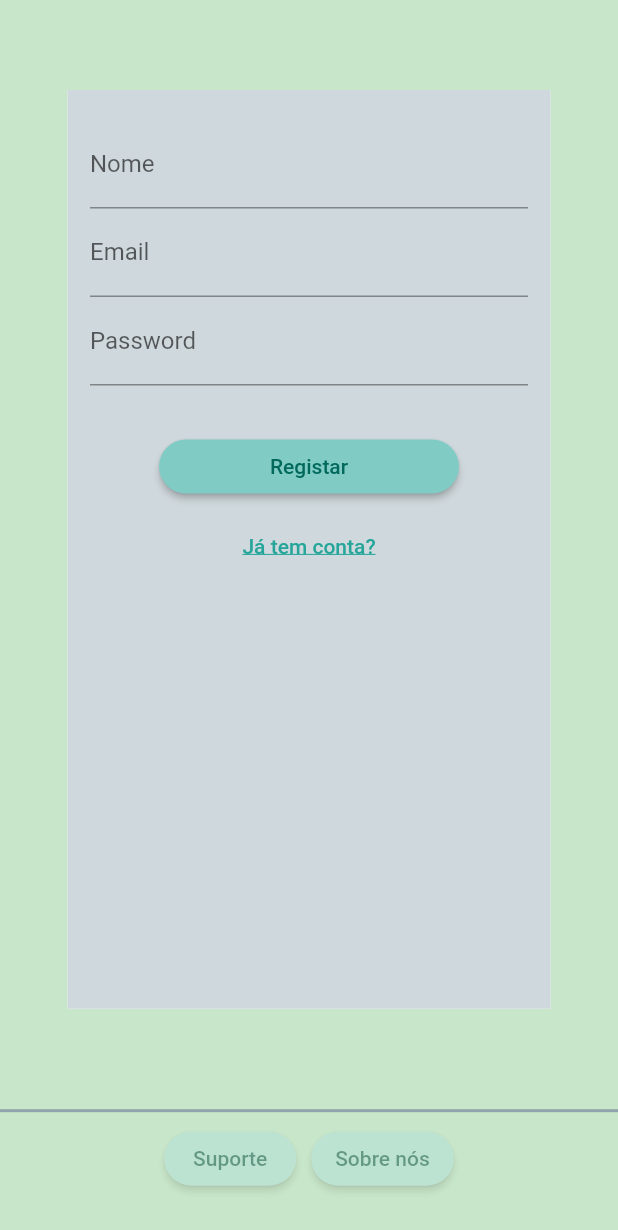
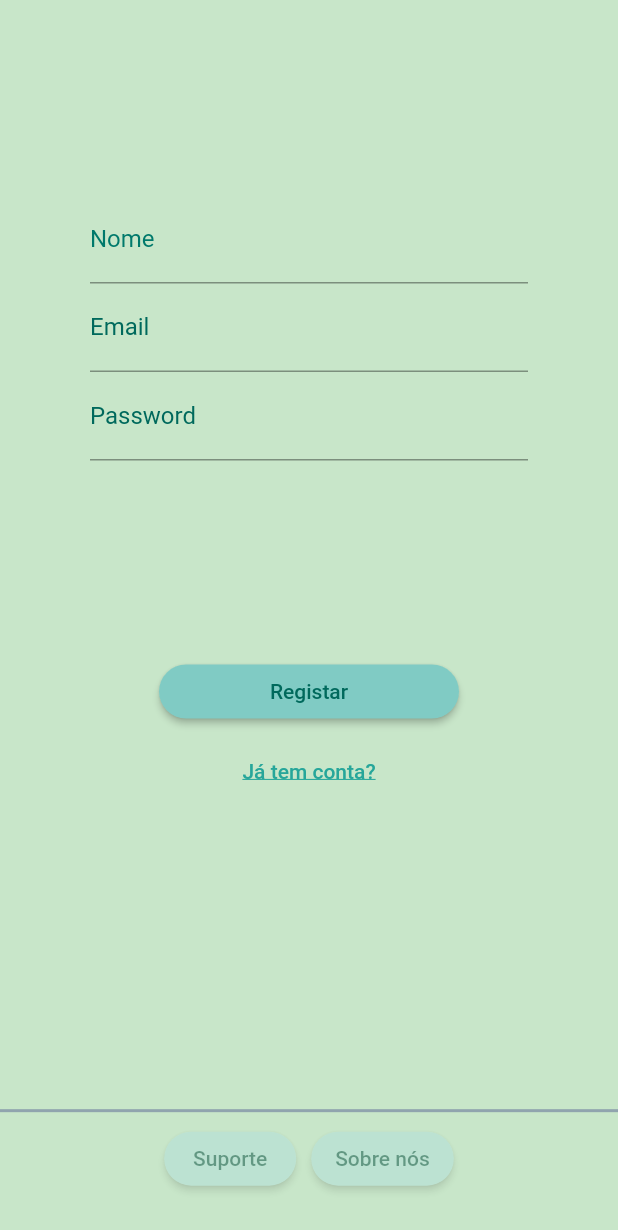
Before and after one commit to Talig81/KeepIT, a Flutter app: the screen it shows after launch, after a tap on "Registar", on a phone screen of 412 x 824 dp. Shown: the top 1230 px of the screen. Run offline on Flutter 3.47's test engine with Material 2 defaults, Android fonts, the phone set to English and light mode, and no system bars.

Commit message:
pequenas alterações visuais

```diff
--- a/lib/Home/initial_screen.dart
+++ b/lib/Home/initial_screen.dart
@@ -20,30 +20,31 @@ class InitialScreen extends StatelessWidget {
 
   Widget logo() => Center(
         child: Container(
+          padding: EdgeInsets.only(top: 120, bottom: 80),
           alignment: Alignment.center,
-          child: Container(
-            padding: EdgeInsets.symmetric(vertical: 60, horizontal: 60),
-            child: Image.asset('images/mascote.png'),
+          child: SizedBox(
+            width: 350,
+            child: Image.asset(
+              'images/mascote.png',
+            ),
           ),
         ),
       );
 
   Widget buttonRegister(BuildContext context) => ButtonTheme(
-        minWidth: 160,
+        minWidth: 200,
         height: 45.0,
         child: new RaisedButton(
-          color: Colors.teal[300],
+          color: Colors.teal[200],
           child: new Text(
             'Registar',
             style: TextStyle(
               color: Colors.teal[800],
               fontSize: 23,
-              fontWeight: FontWeight.bold,
             ),
           ),
-          textColor: Colors.white,
           shape: new RoundedRectangleBorder(
-            borderRadius: new BorderRadius.circular(15.0),
+            borderRadius: new BorderRadius.circular(20.0),
           ),
           onPressed: () {
             Navigator.popAndPushNamed(context, '/register');
@@ -52,7 +53,7 @@ class InitialScreen extends StatelessWidget {
       );
 
   Widget textLogin(BuildContext context) => Container(
-        margin: EdgeInsetsDirectional.only(bottom: 15),
+        margin: EdgeInsets.only(bottom: 150),
         child: new RichText(
           text: new TextSpan(
             children: [
@@ -66,7 +67,8 @@ class InitialScreen extends StatelessWidget {
               new TextSpan(
                 text: 'Entrar aqui',
                 style: new TextStyle(
-                    color: Colors.blue,
+                    decoration: TextDecoration.underline,
+                    color: Colors.teal[600],
                     fontSize: 16,
                     fontWeight: FontWeight.bold),
                 recognizer: new TapGestureRecognizer()
--- a/lib/Home/register_screen.dart
+++ b/lib/Home/register_screen.dart
@@ -10,7 +10,7 @@ class RegisterScreen extends StatelessWidget {
   Widget build(BuildContext context) {
     return Center(
       child: Container(
-        margin: EdgeInsets.symmetric(vertical: 60, horizontal: 45),
+        margin: EdgeInsets.symmetric(vertical: 50, horizontal: 45),
         child: registerButtonArea(context),
       ),
     );
@@ -18,25 +18,50 @@ class RegisterScreen extends StatelessWidget {
 
   //a cor do container e aqui
   Widget registerButtonArea(BuildContext context) => new Scaffold(
+        backgroundColor: Colors.green[100],
         body: Container(
-          color: Colors.blueGrey[100],
-          padding: EdgeInsets.symmetric(vertical: 20,horizontal: 15),
+          padding: EdgeInsets.symmetric(vertical: 80, horizontal: 15),
           child: Column(
             children: <Widget>[
-              new TextField(
-                decoration: new InputDecoration(
-                  labelText: 'Nome',
+              Theme(
+                data: ThemeData(primaryColor: Colors.teal[700]),
+                child: new TextField(
+                  cursorColor: Colors.teal[700],
+                  style: TextStyle(color: Colors.teal[800]),
+                  decoration: new InputDecoration(
+                    labelText: 'Nome',
+                    labelStyle: TextStyle(color: Colors.teal[700]),
+                  ),
                 ),
               ),
-              new TextField(
-                decoration: new InputDecoration(labelText: 'Email'),
+              Theme(
+                data: ThemeData(primaryColor: Colors.teal[700]),
+                child: new TextField(
+                  cursorColor: Colors.teal[700],
+                  style: TextStyle(color: Colors.teal[400]),
+                  decoration: new InputDecoration(
+                    labelText: 'Email',
+                    labelStyle: TextStyle(
+                      color: Colors.teal[800],
+                    ),
+                  ),
+                ),
               ),
-              new TextField(
-                  decoration: new InputDecoration(labelText: 'Password'),
-                  obscureText: true),
+              Theme(
+                data: ThemeData(primaryColor: Colors.teal[700]),
+                child: new TextField(
+                    cursorColor: Colors.teal[700],
+                    style: TextStyle(color: Colors.teal[400]),
+                    decoration: new InputDecoration(
+                      labelText: 'Password',
+                      labelStyle: TextStyle(color: Colors.teal[800]),
+                    ),
+                    obscureText: true),
+              ),
               SizedBox(height: 30),
               Container(
                 width: 200,
+                padding: EdgeInsets.only(top: 100),
                 child: new RaisedButton(
                   color: Colors.teal[200],
                   child: new Text(
```
Also changed, not shown: 13 other files.
